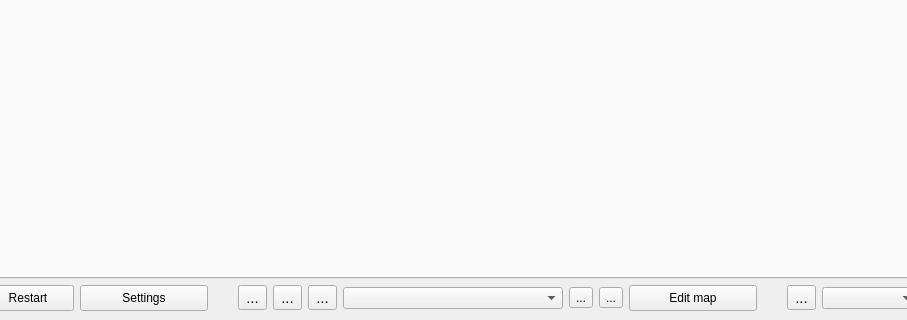
The window that src/main.ui (dertwist/Hammer5Tools) describes before a commit, drawn with Qt 5; both pictures show x 141 to 1048 and y 558 to 878 of the 1166 by 878 pixel window.
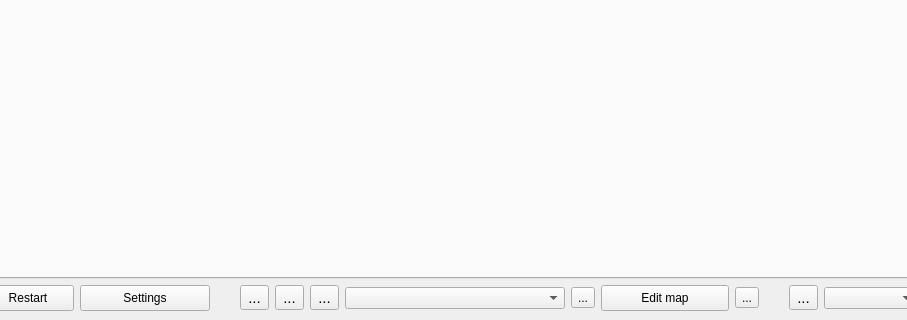
The same window after the commit. Icons and pictures are not drawn.

Commit message: feat:mapbuilder:classes

What changed in the file:
```diff
--- a/src/main.ui
+++ b/src/main.ui
@@ -308,7 +308,7 @@
        <widget class="QPushButton" name="preferences_button">
         <property name="minimumSize">
          <size>
-          <width>128</width>
+          <width>130</width>
           <height>0</height>
          </size>
         </property>
@@ -441,23 +441,6 @@
         </property>
        </widget>
       </item>
-      <item>
-       <widget class="QToolButton" name="mapbuilder">
-        <property name="text">
-         <string>...</string>
-        </property>
-        <property name="icon">
-         <iconset resource="resources.qrc">
-          <normaloff>:/icons/emoji_objects_24dp_9D9D9D_FILL0_wght400_GRAD0_opsz24.png</normaloff>:/icons/emoji_objects_24dp_9D9D9D_FILL0_wght400_GRAD0_opsz24.png</iconset>
-        </property>
-        <property name="iconSize">
-         <size>
-          <width>20</width>
-          <height>20</height>
-         </size>
-        </property>
-       </widget>
-      </item>
       <item>
        <widget class="QToolButton" name="launch_settings">
         <property name="text">
@@ -511,6 +494,23 @@
         </property>
        </widget>
       </item>
+      <item>
+       <widget class="QToolButton" name="mapbuilder">
+        <property name="text">
+         <string>...</string>
+        </property>
+        <property name="icon">
+         <iconset resource="resources.qrc">
+          <normaloff>:/icons/emoji_objects_24dp_9D9D9D_FILL0_wght400_GRAD0_opsz24.png</normaloff>:/icons/emoji_objects_24dp_9D9D9D_FILL0_wght400_GRAD0_opsz24.png</iconset>
+        </property>
+        <property name="iconSize">
+         <size>
+          <width>20</width>
+          <height>20</height>
+         </size>
+        </property>
+       </widget>
+      </item>
       <item>
        <spacer name="horizontalSpacer">
         <property name="orientation">
```
The commit also changes 5 other files.
